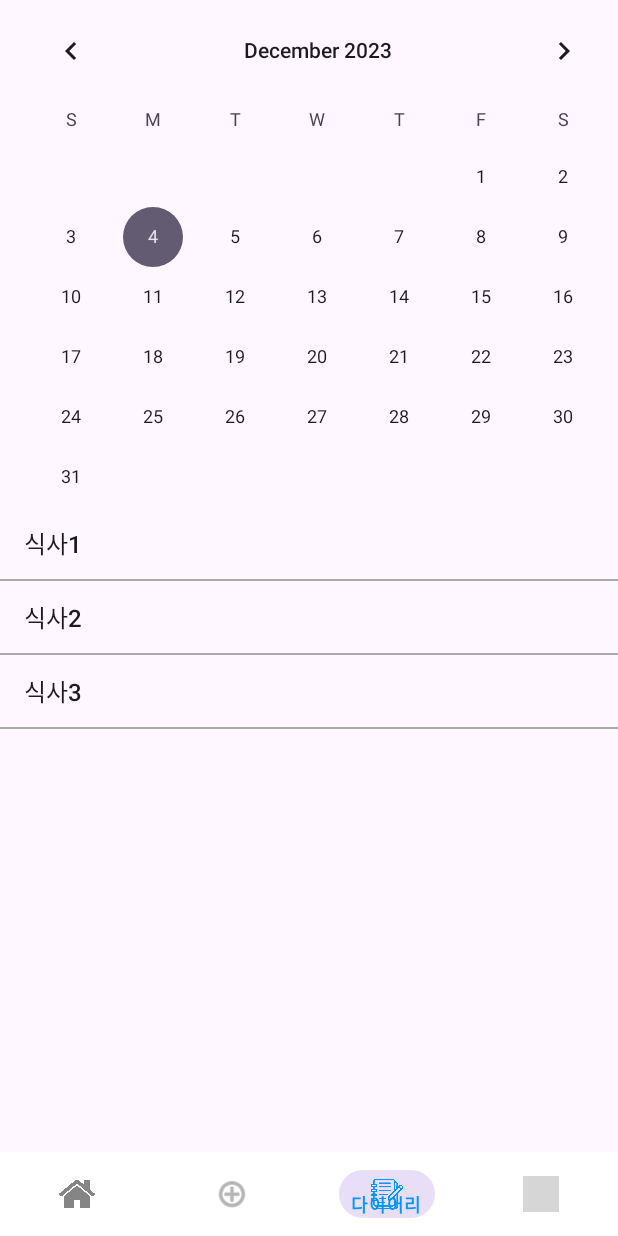
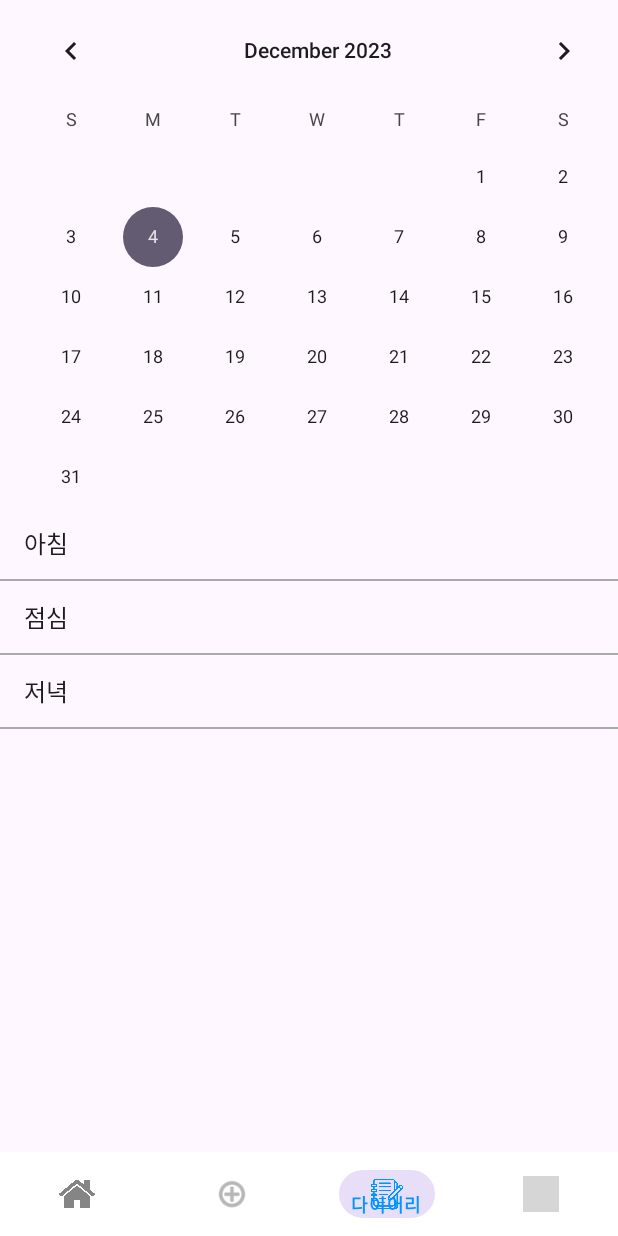
Before and after one commit to Joonw00/MobileSoft, an Android app: the screen it shows after launch (MainActivity), item 3 of the bottom bar chosen, on a phone screen of 412 x 824 dp. Run offline under Robolectric (Android 15) with nearby library versions, the phone set to English and light mode, and no system bars; grey boxes are pictures that could not be loaded.

Commit message:
1204시작

```diff
--- a/app/src/main/java/com/example/mobilesoftwareproject/DiaryFragment.java
+++ b/app/src/main/java/com/example/mobilesoftwareproject/DiaryFragment.java
@@ -17,7 +17,7 @@ import androidx.fragment.app.Fragment;
 
 public class DiaryFragment extends Fragment {
 
-    private String[] mealList = {"식사1", "식사2", "식사3"}; // 식사 리스트, 나중에 DB에서 가져올 예정
+    private String[] mealList = {"아침", "점심", "저녁"};
 
     @Nullable
     @Override
@@ -35,6 +35,9 @@ public class DiaryFragment extends Fragment {
             @Override
             public void onItemClick(AdapterView<?> parent, View view, int position, long id) {
                 String selectedMeal = mealList[position];
+
+                // 선택된 날짜의 선택된 끼니의 식사를 표시
+
                 selectedMealTextView.setText(selectedMeal);
                 selectedMealTextView.setVisibility(View.VISIBLE);
             }
```
